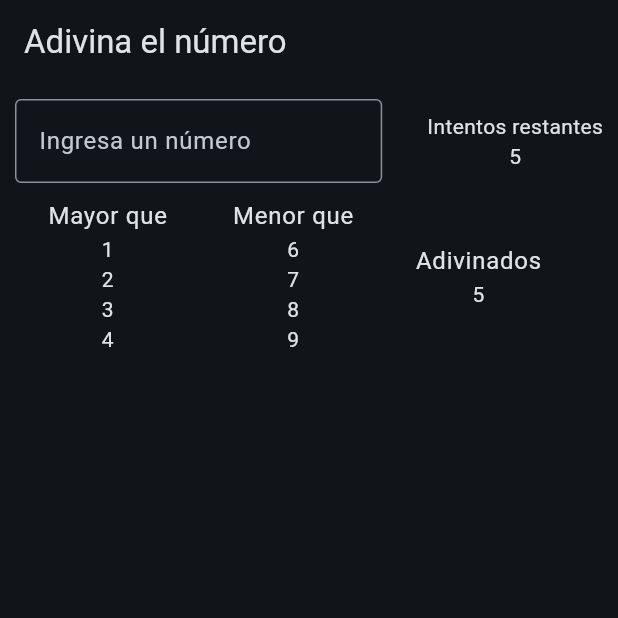
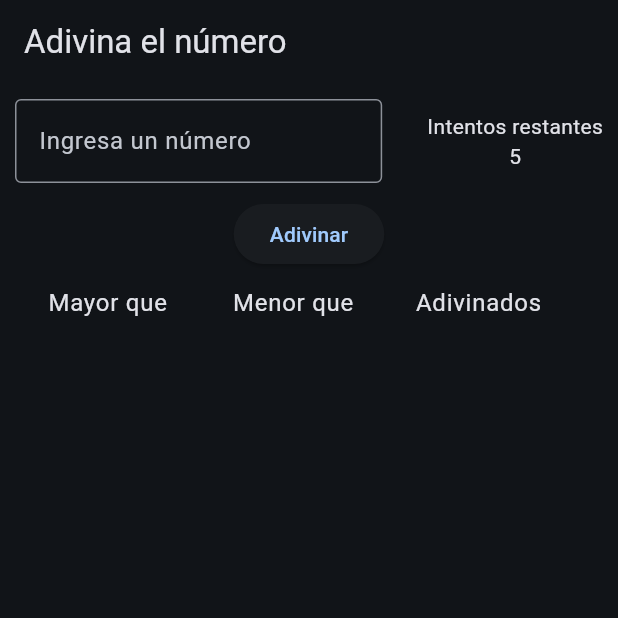
Before and after one commit to Brunox117/guess_number_game, a Flutter app: the screen it shows after launch, on a phone screen of 412 x 824 dp, the top half of it. Run offline on Flutter 3.47's test engine with Material 3 defaults, Android fonts, the phone set to English and light mode, and no system bars.

Commit message:
Se crea la primera version de la logica de juego, al ingresar numeros se define en que tabla de las tres va (mayor que, menor que, adivinado)

```diff
--- a/lib/views/home_view.dart
+++ b/lib/views/home_view.dart
@@ -11,15 +11,17 @@ class GameView extends StatefulWidget {
 class _GameViewState extends State<GameView> {
   int triesLeft = 5;
   String currentNumber = '';
+  int numberToGues = 10;
+  List<int> moreThanList = [];
+  List<int> lessThanList = [];
+  List<int> winningList = [];
 
   @override
   Widget build(BuildContext context) {
     return Scaffold(
       appBar: AppBar(title: const Text('Adivina el número')),
-
       body: Padding(
         padding: const EdgeInsets.all(10),
-
         child: Column(
           children: [
             Row(
@@ -46,26 +48,30 @@ class _GameViewState extends State<GameView> {
               ],
             ),
             SizedBox(height: 10),
+            ElevatedButton(
+              onPressed: () {
+                print("currentNumber -> $currentNumber");
+                int? x = int.tryParse(currentNumber);
+                if (x != null) {
+                  if (x > numberToGues) {
+                    lessThanList.add(x);
+                  } else if (x < numberToGues) {
+                    moreThanList.add(x);
+                  } else {
+                    winningList.add(x);
+                  }
+                  setState(() {});
+                }
+              },
+              child: Text("Adivinar"),
+            ),
+            SizedBox(height: 10),
             Row(
+              crossAxisAlignment: CrossAxisAlignment.start,
               children: [
-                SizedBox(
-                  width: MediaQuery.of(context).size.width * 0.3,
-                  child: NumbersTable(
-                    numbersToShow: [1, 2, 3, 4],
-                    header: "Mayor que",
-                  ),
-                ),
-                SizedBox(
-                  width: MediaQuery.of(context).size.width * 0.3,
-                  child: NumbersTable(
-                    numbersToShow: [6, 7, 8, 9],
-                    header: "Menor que",
-                  ),
-                ),
-                SizedBox(
-                  width: MediaQuery.of(context).size.width * 0.3,
-                  child: NumbersTable(numbersToShow: [5], header: "Adivinados"),
-                ),
+                NumbersTable(numbersToShow: moreThanList, header: "Mayor que"),
+                NumbersTable(numbersToShow: lessThanList, header: "Menor que"),
+                NumbersTable(numbersToShow: winningList, header: "Adivinados"),
               ],
             ),
           ],
--- a/lib/widgets/numbers_table.dart
+++ b/lib/widgets/numbers_table.dart
@@ -3,16 +3,20 @@ import 'package:flutter/material.dart';
 class NumbersTable extends StatelessWidget {
   final List<int> numbersToShow;
   final String header;
+  final double width;
   const NumbersTable({
     super.key,
     required this.numbersToShow,
     required this.header,
+    this.width = 0.3,
   });
 
   @override
   Widget build(BuildContext context) {
     final textStyles = Theme.of(context).textTheme;
-    return Column(
+    return SizedBox(
+      width: MediaQuery.of(context).size.width * width,
+      child: Column(
         children: [
           Text(header, style: textStyles.bodyLarge),
           Column(
@@ -23,6 +27,7 @@ class NumbersTable extends StatelessWidget {
             ],
           ),
         ],
+      ),
     );
   }
 }
```
Lines whose indentation alone changed are shown as unchanged.
